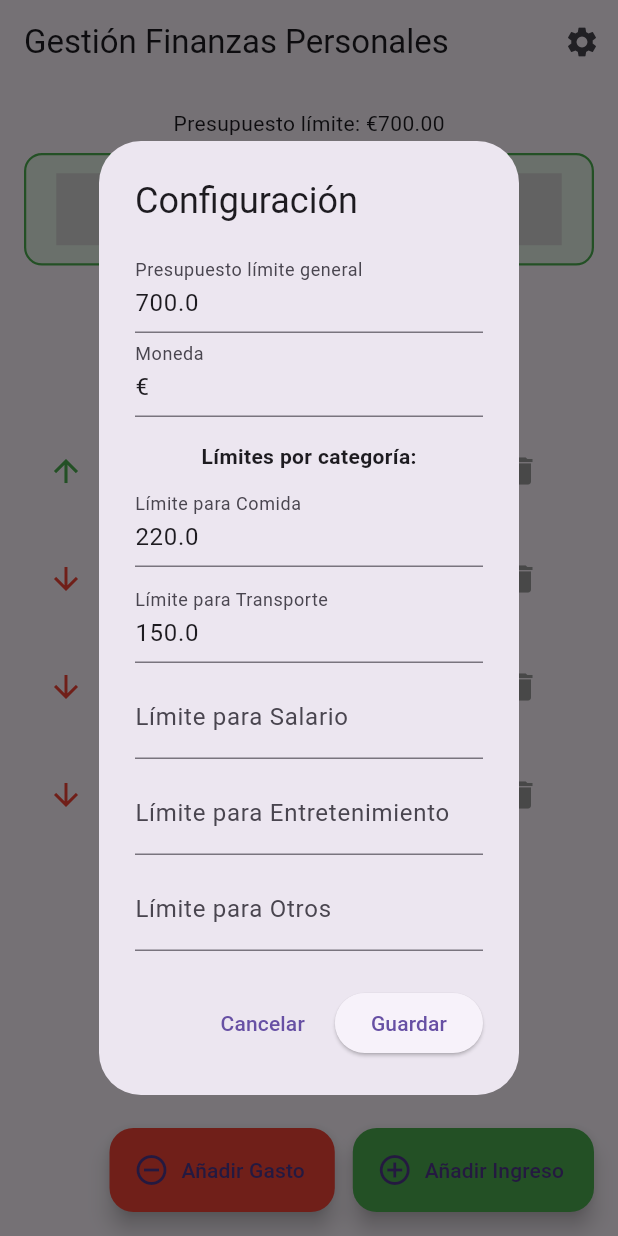
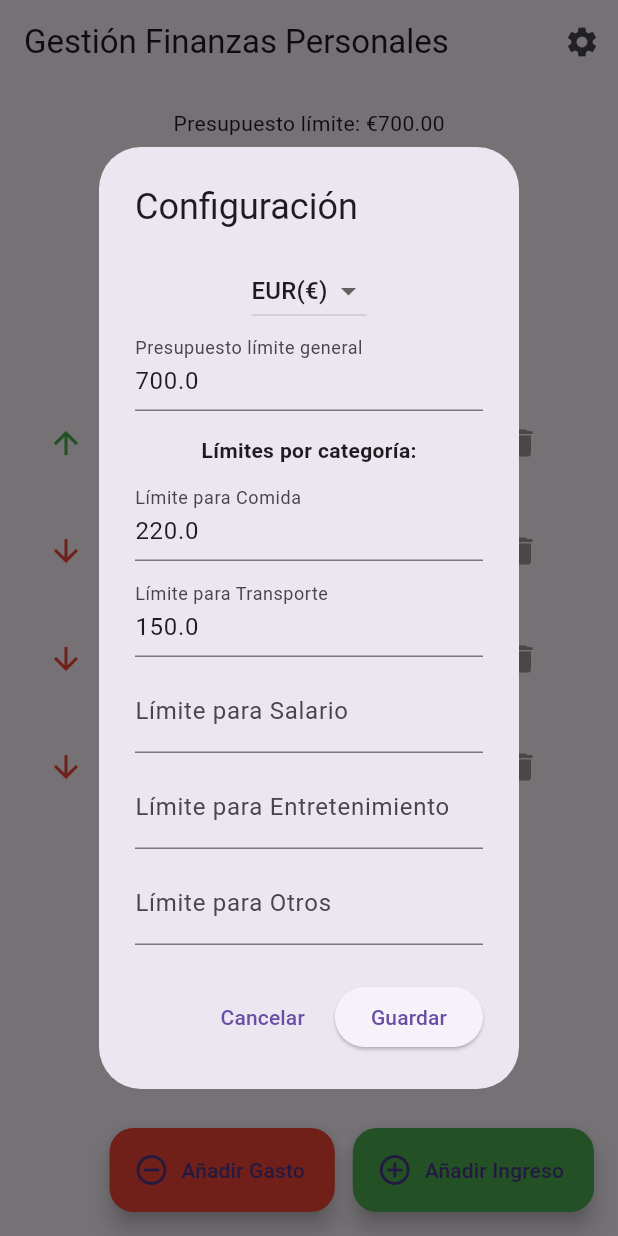
Before and after one commit to Carlosmapego8/DesarrolloSoftware2025, a Flutter app: the screen it shows after launch, after a tap on the "settings" icon, on a phone screen of 412 x 824 dp. Run offline on Flutter 3.47's test engine with Material 3 defaults, Android fonts, the phone set to English and light mode, and no system bars; our stand-ins replace fl_chart.

Commit message:
lo que faltaba

```diff
--- a/Practica4/SpendWise/lib/main.dart
+++ b/Practica4/SpendWise/lib/main.dart
@@ -2,6 +2,9 @@ import 'package:flutter/material.dart';
 import 'models/transaction.dart';
 import 'budget_strategy.dart';
 import 'factory/transaction_factory.dart';
+import 'services/currency_service.dart';
+import 'services/notification_service.dart';
+import 'models/currency_type.dart';
 
 void main() {
   runApp(const MyApp());
@@ -28,6 +31,9 @@ class BudgetHomePage extends StatefulWidget {
 
 class _BudgetHomePageState extends State<BudgetHomePage> {
   final List<String> predefinedCategories = ['Comida', 'Transporte', 'Salario', 'Entretenimiento', 'Otros'];
+  final CurrencyService currencyService = CurrencyService();
+  final NotificationService notificationService = NotificationService();
+
 
   List<Transaction> transactions = [
     Transaction(amount: 500.0, category: 'Salario', date: DateTime(2025, 5, 1), type: TransactionType.income, name: 'Sueldo Mayo'),
@@ -37,7 +43,7 @@ class _BudgetHomePageState extends State<BudgetHomePage> {
   ];
 
   double budgetLimit = 700.0;
-  String currency = '\€';
+  //String currency = '\€'; // Eliminar
 
   late BudgetStrategy currentStrategy;
   String currentStrategyName = 'Fijo';
@@ -222,7 +228,7 @@ class _BudgetHomePageState extends State<BudgetHomePage> {
 
   Future<void> openSettingsDialog() async {
     final budgetController = TextEditingController(text: budgetLimit.toString());
-    final currencyController = TextEditingController(text: currency);
+    // final currencyController = TextEditingController(text: currency); // eliminar
 
     Map<String, TextEditingController> categoryControllers = {};
     predefinedCategories.forEach((cat) {
@@ -239,15 +245,31 @@ class _BudgetHomePageState extends State<BudgetHomePage> {
           child: Column(
             mainAxisSize: MainAxisSize.min,
             children: [
+              DropdownButton<String>(
+                value: currencyService.currentCurrencyType.label,
+                onChanged: (value) {
+                  if (value != null) {
+                    setState(() {
+                      currencyService.setCurrencyString(value);
+                    });
+                  }
+                },
+                items: currencyService.getAllCurrencyLabels()
+                    .map((label) => DropdownMenuItem(
+                  value: label,
+                  child: Text(label),
+                ))
+                    .toList(),
+              ),
               TextField(
                 controller: budgetController,
                 keyboardType: TextInputType.number,
                 decoration: const InputDecoration(labelText: 'Presupuesto límite general'),
               ),
-              TextField(
-                controller: currencyController,
-                decoration: const InputDecoration(labelText: 'Moneda'),
-              ),
+              // TextField(
+              //   controller: currencyController,
+              //   decoration: const InputDecoration(labelText: 'Moneda'),
+              // ),
               const SizedBox(height: 16),
               const Text('Límites por categoría:', style: TextStyle(fontWeight: FontWeight.bold)),
               ...predefinedCategories.map((cat) => Padding(
@@ -267,7 +289,7 @@ class _BudgetHomePageState extends State<BudgetHomePage> {
             onPressed: () {
               setState(() {
                 budgetLimit = double.tryParse(budgetController.text) ?? budgetLimit;
-                currency = currencyController.text.isNotEmpty ? currencyController.text : currency;
+                //currency = currencyController.text.isNotEmpty ? currencyController.text : currency; // eliminar
 
                 // Guardar límites por categoría
                 for (var cat in predefinedCategories) {
@@ -295,8 +317,10 @@ class _BudgetHomePageState extends State<BudgetHomePage> {
 
 
   String formatAmount(Transaction t) {
-    String sign = t.type == TransactionType.expense ? '-' : '+';
-    return '$sign$currency${t.amount.toStringAsFixed(2)}';
+    //String sign = t.type == TransactionType.expense ? '-' : '+'; // eliminar
+    //return '$sign$currency${t.amount.toStringAsFixed(2)}';
+    bool signed = t.type == TransactionType.expense ;
+    return currencyService.convertToCurrent(t.amount, signed: signed);
   }
 
   @override
@@ -325,14 +349,13 @@ class _BudgetHomePageState extends State<BudgetHomePage> {
         child: Column(
           children: [
             Text(
-              'Presupuesto límite: $currency${(
+              'Presupuesto límite: ${currencyService.convertToCurrent(
                   currentStrategyName == 'Por Categoría'
                       ? (categoryLimits[selectedCategoryFilter] ?? 0.0)
                       : currentStrategyName == 'Promedio'
                       ? averageLastMonths
                       : budgetLimit
-              ).toStringAsFixed(2)}',
-            ),
+              )}',            ),
 
             const SizedBox(height: 10),
             Container(
@@ -346,7 +369,6 @@ class _BudgetHomePageState extends State<BudgetHomePage> {
                 ),
               ),
               child: Text(
-                'Tienes: $currency${total.toStringAsFixed(2)}',
                 'Tienes: ${currencyService.convertToCurrent(total, signed: total < 0)}',
                 style: TextStyle(
                   fontSize: 20,
--- a/Practica4/SpendWise/lib/services/currency_service.dart
+++ b/Practica4/SpendWise/lib/services/currency_service.dart
@@ -11,6 +11,7 @@ class CurrencyService {
 
   /// Cambia la moneda actual a partir de un valor de entrada (label o símbolo).
   /// [input] es un String como "USD (\$)".
+  void setCurrencyString(String input) {
     _current = CurrencyTypeExtension.fromInput(input);
   }
 
@@ -22,25 +23,25 @@ class CurrencyService {
   /// Convierte una cantidad (en EUR) a la moneda actual.
   /// [amount] es la cantidad en euros.
   /// Devuelve una cadena con el símbolo y la cantidad formateada.
-  String convert(double amount) {
+  String convertToCurrent(double amount, {bool signed = false}) {
     final factor = _current.conversionFactor;
     final converted = amount * factor;
-    final prefix = amount < 0 ? '(-)' : '';
+    final prefix = signed  ? '(-)' : '';
     return '$prefix${_current.symbol}${converted.abs().toStringAsFixed(2)}';
   }
 
   /// Convierte una cantidad de una moneda a otra.
   /// [amount] es la cantidad en la moneda de origen.
   /// [from] es la moneda de origen, [to] es la moneda destino.
+  double convert(double amount, CurrencyType from, CurrencyType to) {
+    // Primero convierte a EUR, luego a la moneda destino
     double amountInEur = amount / from.conversionFactor;
     return amountInEur * to.conversionFactor;
+  }
+
   /// Devuelve el tipo de moneda actualmente seleccionado.
   CurrencyType get currentCurrencyType => _current;
 
-  /// Devuelve el label formateado de la moneda actual (por ejemplo: "USD (\$)").
-  String getCurrentCurrencyLabel() {
-    return _current.label;
-  }
 
   /// Devuelve la lista de labels para todas las monedas disponibles.
   List<String> getAllCurrencyLabels() {
```
